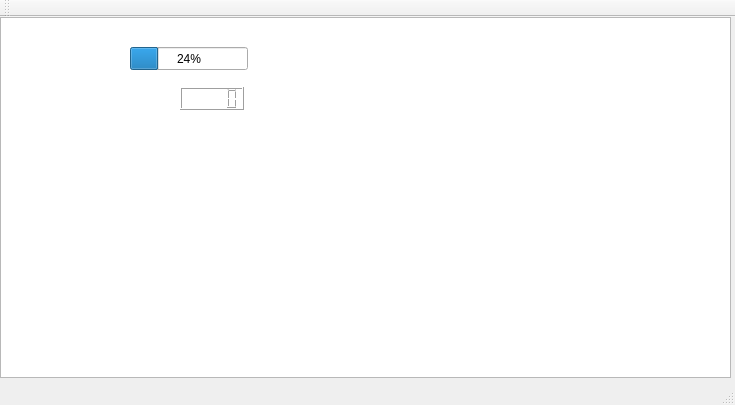
This is mainwindow.ui in jandresm618/Chicken-Attack as Qt 5 draws it before an edit. The edited form follows.
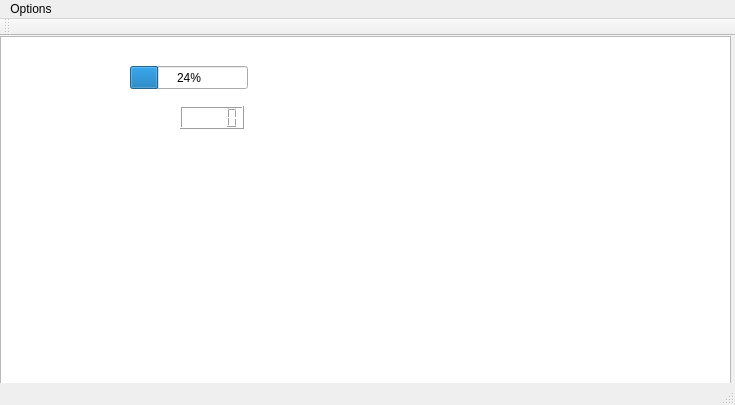
This is the edited form. Icons and pictures are not drawn.

Diff of the .ui file:
```diff
--- a/mainwindow.ui
+++ b/mainwindow.ui
@@ -92,6 +92,15 @@
      <height>20</height>
     </rect>
    </property>
+   <widget class="QMenu" name="menuOptions">
+    <property name="title">
+     <string>Options</string>
+    </property>
+    <addaction name="actionSave"/>
+    <addaction name="actionPause"/>
+    <addaction name="actionExit"/>
+   </widget>
+   <addaction name="menuOptions"/>
   </widget>
   <widget class="QToolBar" name="mainToolBar">
    <attribute name="toolBarArea">
```
Left out of the diff: 34 changed lines with no effect on the pictures.
